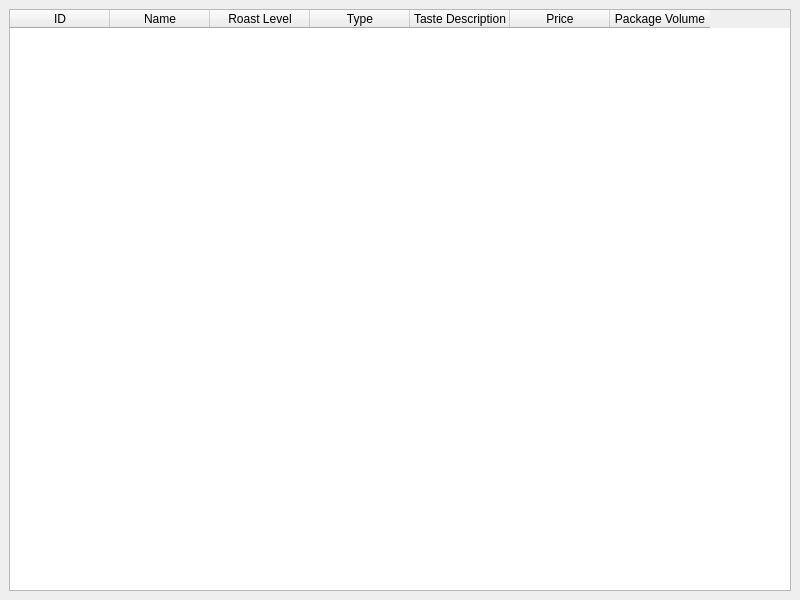
SharovIvanY/coffee, file main.ui: the form before one commit.
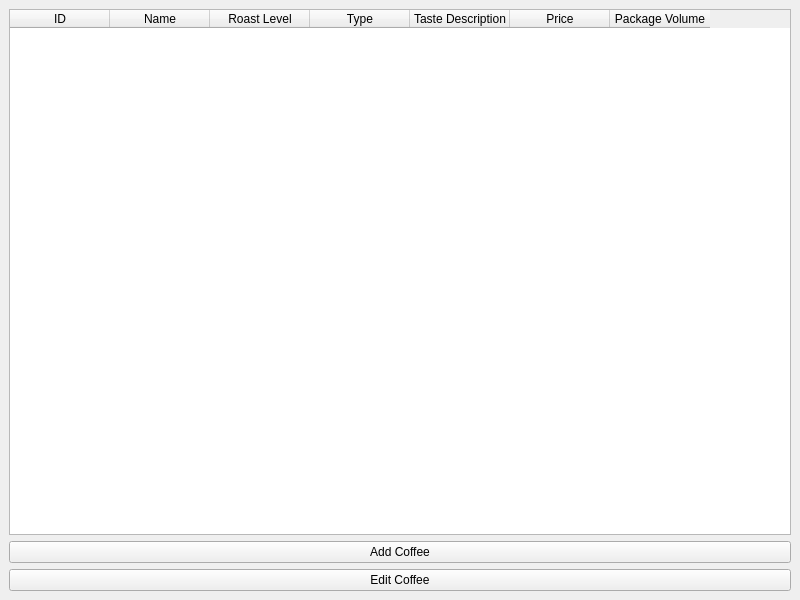
The form after the commit.

Commit message: Добавленый 2 кнопки для задания Капучино

```diff
--- a/main.ui
+++ b/main.ui
@@ -60,6 +60,20 @@
                         </column>
                     </widget>
                 </item>
+                <item>
+                    <widget class="QPushButton" name="pushButtonAdd">
+                        <property name="text">
+                            <string>Add Coffee</string>
+                        </property>
+                    </widget>
+                </item>
+                <item>
+                    <widget class="QPushButton" name="pushButtonEdit">
+                        <property name="text">
+                            <string>Edit Coffee</string>
+                        </property>
+                    </widget>
+                </item>
             </layout>
         </widget>
     </widget>
```
Left out of the diff: 4 changed lines with no effect on the pictures. The commit also changes 1 other file.
